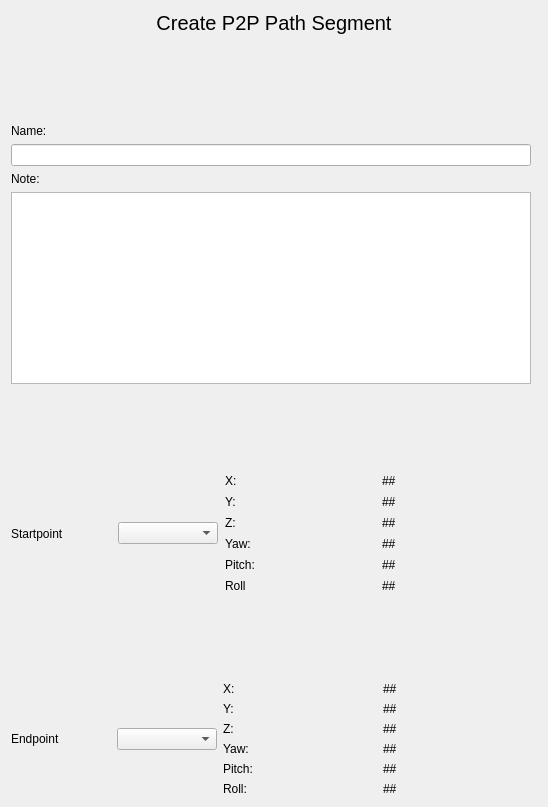
First picture: the form in createP2PSegDialog.ui, repository lerchi0/RobotPathWorkbench, before the edit.
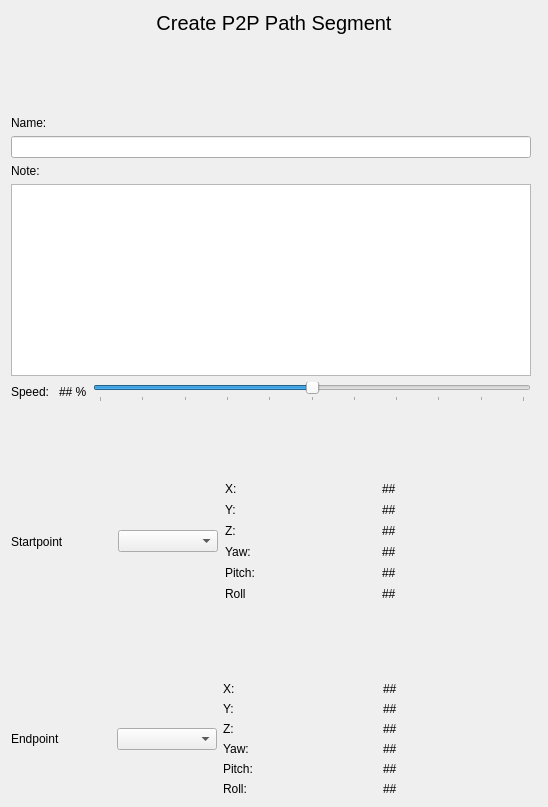
Second picture: the form after the edit.

Patch:
```diff
--- a/createP2PSegDialog.ui
+++ b/createP2PSegDialog.ui
@@ -30,7 +30,7 @@
      </property>
     </spacer>
    </item>
-   <item row="9" column="0">
+   <item row="10" column="0">
     <layout class="QHBoxLayout" name="horizontalLayout" stretch="0,0,1">
      <property name="spacing">
       <number>7</number>
@@ -193,16 +193,6 @@
      </item>
     </layout>
    </item>
-   <item row="4" column="0">
-    <widget class="QLabel" name="label_6">
-     <property name="text">
-      <string>Name:</string>
-     </property>
-    </widget>
-   </item>
-   <item row="7" column="0">
-    <widget class="QTextEdit" name="Box_Seg_Note"/>
-   </item>
    <item row="1" column="0" colspan="2">
     <widget class="QLabel" name="label">
      <property name="font">
@@ -221,7 +211,24 @@
      </property>
     </widget>
    </item>
-   <item row="11" column="0" colspan="2">
+   <item row="4" column="0">
+    <widget class="QLabel" name="label_6">
+     <property name="text">
+      <string>Name:</string>
+     </property>
+    </widget>
+   </item>
+   <item row="7" column="0">
+    <widget class="QTextEdit" name="Box_Seg_Note"/>
+   </item>
+   <item row="6" column="0">
+    <widget class="QLabel" name="label_4">
+     <property name="text">
+      <string>Note:</string>
+     </property>
+    </widget>
+   </item>
+   <item row="12" column="0" colspan="2">
     <layout class="QHBoxLayout" name="horizontalLayout_9" stretch="0,0,1">
      <item>
       <widget class="QLabel" name="label_15">
@@ -360,20 +367,7 @@
      </item>
     </layout>
    </item>
-   <item row="10" column="0" colspan="2">
-    <spacer name="verticalSpacer">
-     <property name="orientation">
-      <enum>Qt::Vertical</enum>
-     </property>
-     <property name="sizeHint" stdset="0">
-      <size>
-       <width>20</width>
-       <height>40</height>
-      </size>
-     </property>
-    </spacer>
-   </item>
-   <item row="8" column="0">
+   <item row="9" column="0">
     <spacer name="verticalSpacer_3">
      <property name="orientation">
       <enum>Qt::Vertical</enum>
@@ -386,16 +380,77 @@
      </property>
     </spacer>
    </item>
-   <item row="6" column="0">
-    <widget class="QLabel" name="label_4">
-     <property name="text">
-      <string>Note:</string>
+   <item row="11" column="0" colspan="2">
+    <spacer name="verticalSpacer">
+     <property name="orientation">
+      <enum>Qt::Vertical</enum>
      </property>
-    </widget>
+     <property name="sizeHint" stdset="0">
+      <size>
+       <width>20</width>
+       <height>40</height>
+      </size>
+     </property>
+    </spacer>
    </item>
    <item row="5" column="0">
     <widget class="QLineEdit" name="Box_Seg_Name"/>
    </item>
+   <item row="8" column="0">
+    <widget class="QWidget" name="widget" native="true">
+     <layout class="QHBoxLayout" name="horizontalLayout_16">
+      <property name="leftMargin">
+       <number>0</number>
+      </property>
+      <property name="topMargin">
+       <number>0</number>
+      </property>
+      <property name="rightMargin">
+       <number>0</number>
+      </property>
+      <property name="bottomMargin">
+       <number>0</number>
+      </property>
+      <item>
+       <layout class="QHBoxLayout" name="horizontalLayout_8">
+        <item>
+         <widget class="QLabel" name="label_8">
+          <property name="text">
+           <string>Speed: </string>
+          </property>
+         </widget>
+        </item>
+        <item>
+         <widget class="QLabel" name="Disp_Seg_Speed">
+          <property name="text">
+           <string>## %</string>
+          </property>
+         </widget>
+        </item>
+        <item>
+         <widget class="QSlider" name="Slider_Seg_Speed">
+          <property name="maximum">
+           <number>100</number>
+          </property>
+          <property name="sliderPosition">
+           <number>50</number>
+          </property>
+          <property name="orientation">
+           <enum>Qt::Horizontal</enum>
+          </property>
+          <property name="tickPosition">
+           <enum>QSlider::TicksBelow</enum>
+          </property>
+          <property name="tickInterval">
+           <number>10</number>
+          </property>
+         </widget>
+        </item>
+       </layout>
+      </item>
+     </layout>
+    </widget>
+   </item>
   </layout>
  </widget>
  <resources/>
```
